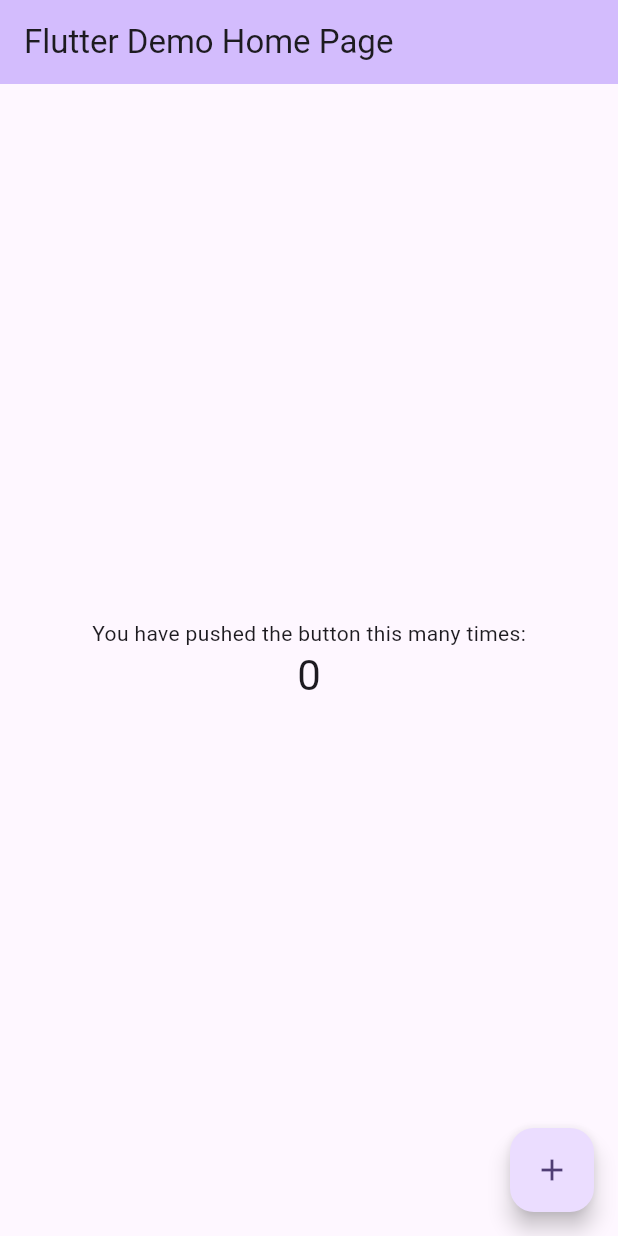
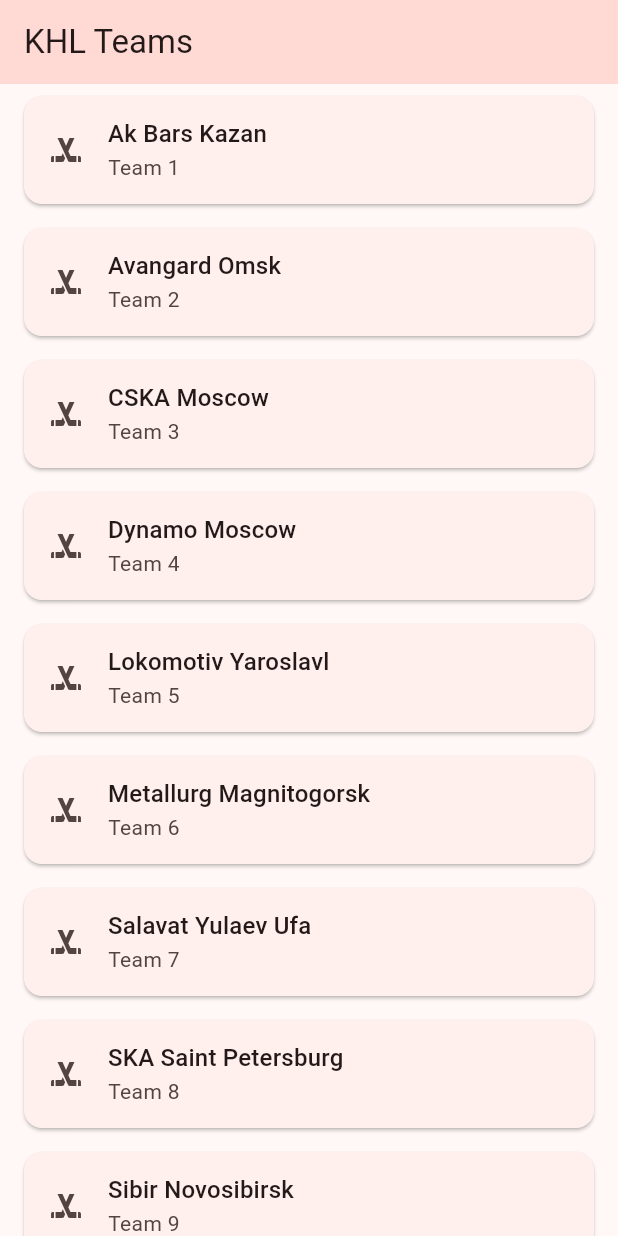
Before and after one commit to could-ai/019a221a-55d4-7fe1-b61e-5698cf93162e, a Flutter app: the screen it shows after launch, on a phone screen of 412 x 824 dp. Run offline on Flutter 3.47's test engine with Material 3 defaults, Android fonts, the phone set to English and light mode, and no system bars.

Commit message:
Completely replaced the default Flutter counter demo app with a KHL-themed application featuring a home screen that displays a list of major KHL teams. The changes include: renaming the app to 'KHL Teams', updating the theme color scheme to red (representing hockey energy), creating a stateless KHLHomePage widget with a hardcoded list of 10 prominent KHL teams, implementing a ListView.builder for efficient scrolling, adding Material Design cards and list tiles for each team with hockey icons and tap interactions, and removing all counter-related functionality. This provides a clean starting point for a hockey league app while following Flutter best practices for widget structure, theming, and user interaction.

```diff
--- a/usr/lib/main.dart
+++ b/usr/lib/main.dart
@@ -1,120 +1,70 @@
 import 'package:flutter/material.dart';
 
 void main() {
-  runApp(const MyApp());
+  runApp(const KHLApp());
 }
 
-class MyApp extends StatelessWidget {
-  const MyApp({super.key});
+class KHLApp extends StatelessWidget {
+  const KHLApp({super.key});
 
-  // This widget is the root of your application.
   @override
   Widget build(BuildContext context) {
     return MaterialApp(
-      title: 'Flutter Demo',
+      title: 'KHL Teams',
       debugShowCheckedModeBanner: false,
       theme: ThemeData(
-        // This is the theme of your application.
-        //
-        // TRY THIS: Try running your application with "flutter run". You'll see
-        // the application has a purple toolbar. Then, without quitting the app,
-        // try changing the seedColor in the colorScheme below to Colors.green
-        // and then invoke "hot reload" (save your changes or press the "hot
-        // reload" button in a Flutter-supported IDE, or press "r" if you used
-        // the command line to start the app).
-        //
-        // Notice that the counter didn't reset back to zero; the application
-        // state is not lost during the reload. To reset the state, use hot
-        // restart instead.
-        //
-        // This works for code too, not just values: Most code changes can be
-        // tested with just a hot reload.
-        colorScheme: ColorScheme.fromSeed(seedColor: Colors.deepPurple),
+        colorScheme: ColorScheme.fromSeed(seedColor: Colors.red),
+        useMaterial3: true,
       ),
-      home: const MyHomePage(title: 'Flutter Demo Home Page'),
+      home: const KHLHomePage(),
     );
   }
 }
 
-class MyHomePage extends StatefulWidget {
-  const MyHomePage({super.key, required this.title});
+class KHLHomePage extends StatelessWidget {
+  const KHLHomePage({super.key});
 
-  // This widget is the home page of your application. It is stateful, meaning
-  // that it has a State object (defined below) that contains fields that affect
-  // how it looks.
-
-  // This class is the configuration for the state. It holds the values (in this
-  // case the title) provided by the parent (in this case the App widget) and
-  // used by the build method of the State. Fields in a Widget subclass are
-  // always marked "final".
-
-  final String title;
-
-  @override
-  State<MyHomePage> createState() => _MyHomePageState();
-}
-
-class _MyHomePageState extends State<MyHomePage> {
-  int _counter = 0;
-
-  void _incrementCounter() {
-    setState(() {
-      // This call to setState tells the Flutter framework that something has
-      // changed in this State, which causes it to rerun the build method below
-      // so that the display can reflect the updated values. If we changed
-      // _counter without calling setState(), then the build method would not be
-      // called again, and so nothing would appear to happen.
-      _counter++;
-    });
-  }
+  final List<String> khlTeams = const [
+    'Ak Bars Kazan',
+    'Avangard Omsk',
+    'CSKA Moscow',
+    'Dynamo Moscow',
+    'Lokomotiv Yaroslavl',
+    'Metallurg Magnitogorsk',
+    'Salavat Yulaev Ufa',
+    'SKA Saint Petersburg',
+    'Sibir Novosibirsk',
+    'Traktor Chelyabinsk',
+  ];
 
   @override
   Widget build(BuildContext context) {
-    // This method is rerun every time setState is called, for instance as done
-    // by the _incrementCounter method above.
-    //
-    // The Flutter framework has been optimized to make rerunning build methods
-    // fast, so that you can just rebuild anything that needs updating rather
-    // than having to individually change instances of widgets.
     return Scaffold(
       appBar: AppBar(
-        // TRY THIS: Try changing the color here to a specific color (to
-        // Colors.amber, perhaps?) and trigger a hot reload to see the AppBar
-        // change color while the other colors stay the same.
-        backgroundColor: Theme.of(context).colorScheme.inversePrimary,
-        // Here we take the value from the MyHomePage object that was created by
-        // the App.build method, and use it to set our appbar title.
-        title: Text(widget.title),
+        title: const Text('KHL Teams'),
+        backgroundColor: Theme.of(context).colorScheme.primaryContainer,
       ),
-      body: Center(
-        // Center is a layout widget. It takes a single child and positions it
-        // in the middle of the parent.
-        child: Column(
-          // Column is also a layout widget. It takes a list of children and
-          // arranges them vertically. By default, it sizes itself to fit its
-          // children horizontally, and tries to be as tall as its parent.
-          //
-          // Column has various properties to control how it sizes itself and
-          // how it positions its children. Here we use mainAxisAlignment to
-          // center the children vertically; the main axis here is the vertical
-          // axis because Columns are vertical (the cross axis would be
-          // horizontal).
-          //
-          // TRY THIS: Invoke "debug painting" (choose the "Toggle Debug Paint"
-          // action in the IDE, or press "p" in the console), to see the
-          // wireframe for each widget.
-          mainAxisAlignment: MainAxisAlignment.center,
-          children: <Widget>[
-            const Text('You have pushed the button this many times:'),
-            Text('$_counter', style: Theme.of(context).textTheme.headlineMedium),
-          ],
-        ),
+      body: ListView.builder(
+        itemCount: khlTeams.length,
+        itemBuilder: (context, index) {
+          return Card(
+            margin: const EdgeInsets.symmetric(horizontal: 16, vertical: 8),
+            child: ListTile(
+              leading: const Icon(Icons.sports_hockey),
+              title: Text(
+                khlTeams[index],
+                style: Theme.of(context).textTheme.titleMedium,
+              ),
+              subtitle: Text('Team ${index + 1}'),
+              onTap: () {
+                ScaffoldMessenger.of(context).showSnackBar(
+                  SnackBar(content: Text('Selected: ${khlTeams[index]}')),
+                );
+              },
+            ),
+          );
+        },
       ),
-      floatingActionButton: FloatingActionButton(
-        onPressed: _incrementCounter,
-        tooltip: 'Increment',
-        child: const Icon(Icons.add),
-      ), // This trailing comma makes auto-formatting nicer for build methods.
     );
   }
 }
```
